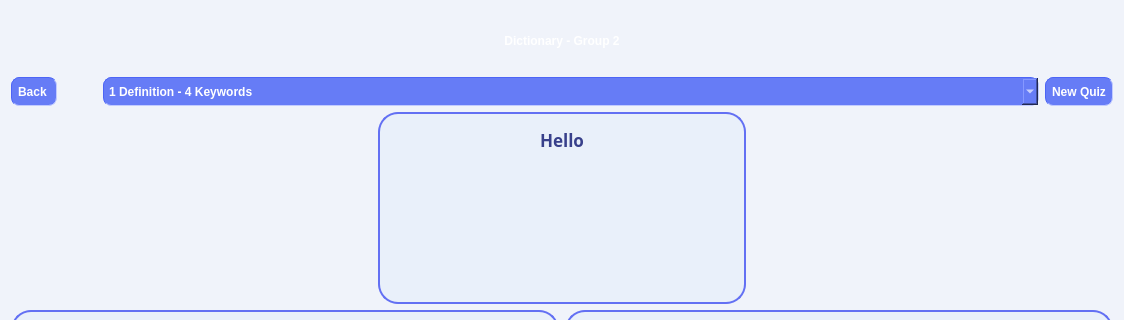
The window that quiz.ui (OHonSam/CS163_Group2_Dictionary) describes before a commit, drawn with Qt 5; both pictures show x 0 to 1124 and y 0 to 320 of the 1124 by 711 pixel window.
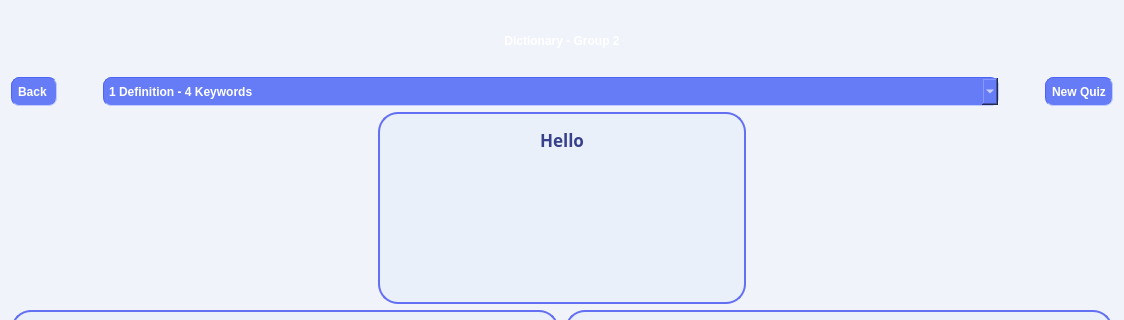
The same window after the commit. Icons and pictures are not drawn.

Commit message: from home to quiz screen

```diff
--- a/quiz.ui
+++ b/quiz.ui
@@ -39,7 +39,7 @@
         </widget>
        </item>
        <item>
-        <layout class="QHBoxLayout" name="horizontalLayout_5" stretch="0,0,2,0">
+        <layout class="QHBoxLayout" name="horizontalLayout_5" stretch="0,0,2,0,0">
          <property name="topMargin">
           <number>0</number>
          </property>
@@ -127,6 +127,19 @@
            </item>
           </widget>
          </item>
+         <item>
+          <spacer name="horizontalSpacer_2">
+           <property name="orientation">
+            <enum>Qt::Horizontal</enum>
+           </property>
+           <property name="sizeHint" stdset="0">
+            <size>
+             <width>40</width>
+             <height>20</height>
+            </size>
+           </property>
+          </spacer>
+         </item>
          <item>
           <widget class="QPushButton" name="pushButton_goBack_3">
            <property name="sizePolicy">
```
The commit also changes 2 other files.
